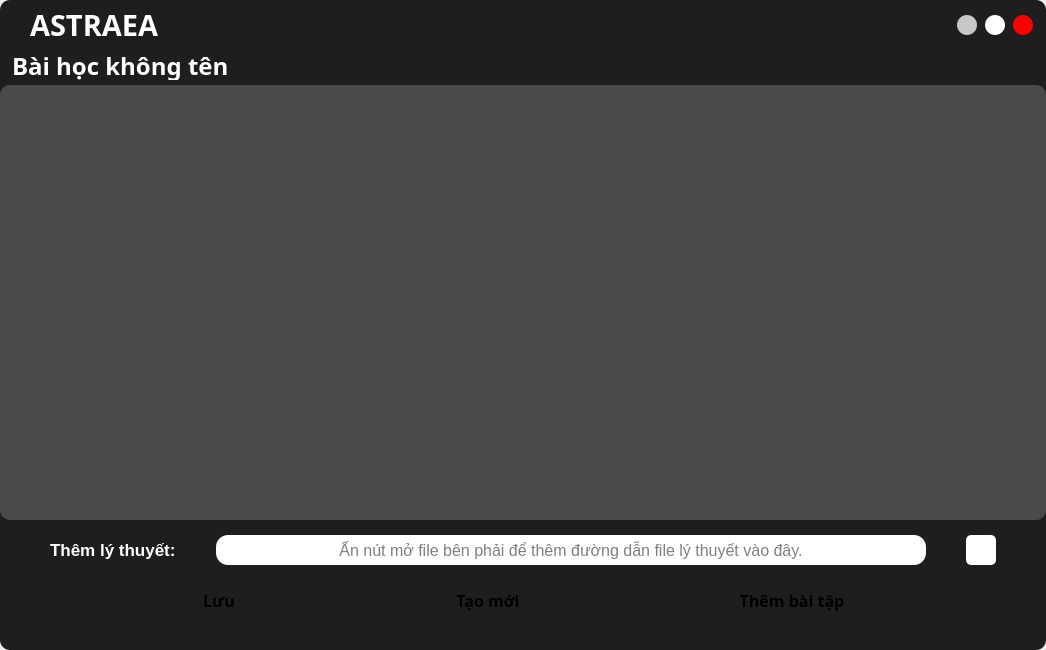
Old version of the form UI_Files/edit_form.ui in the repository hoangm960/Astraea.
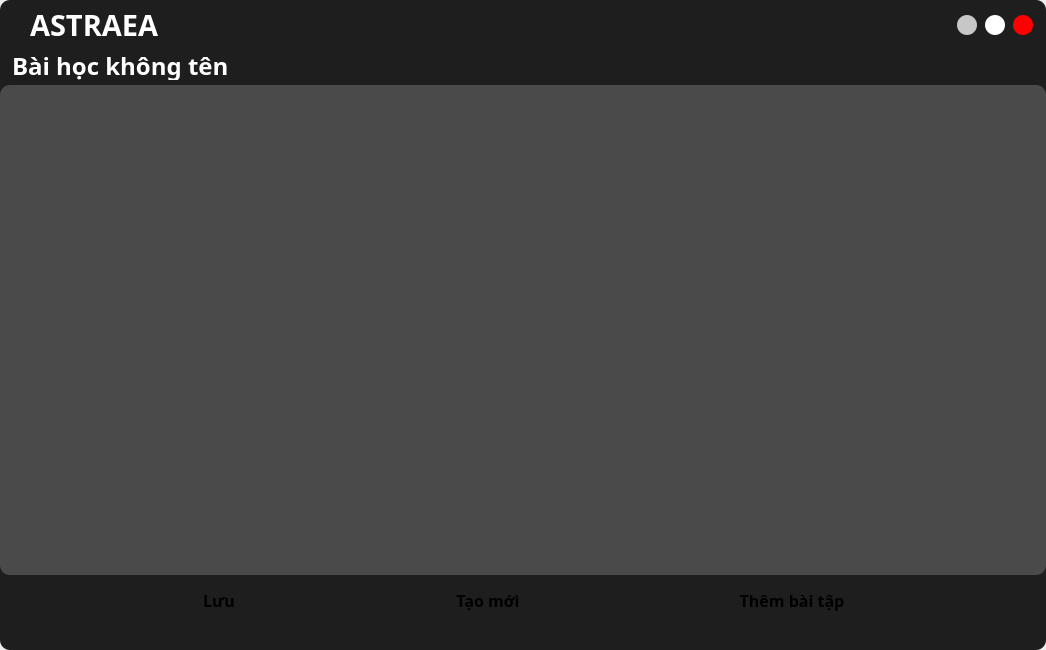
New version of the form. Icons and pictures are not drawn.

What changed in the file:
```diff
--- a/UI_Files/edit_form.ui
+++ b/UI_Files/edit_form.ui
@@ -828,7 +828,7 @@
                          <x>0</x>
                          <y>0</y>
                          <width>1046</width>
-                         <height>435</height>
+                         <height>490</height>
                         </rect>
                        </property>
                       </widget>
@@ -837,141 +837,6 @@
                    </layout>
                   </widget>
                  </item>
-                 <item>
-                  <widget class="QFrame" name="Theory_Wrap">
-                   <property name="minimumSize">
-                    <size>
-                     <width>0</width>
-                     <height>50</height>
-                    </size>
-                   </property>
-                   <property name="maximumSize">
-                    <size>
-                     <width>16777215</width>
-                     <height>60</height>
-                    </size>
-                   </property>
-                   <property name="frameShape">
-                    <enum>QFrame::StyledPanel</enum>
-                   </property>
-                   <property name="frameShadow">
-                    <enum>QFrame::Raised</enum>
-                   </property>
-                   <layout class="QGridLayout" name="gridLayout">
-                    <property name="leftMargin">
-                     <number>50</number>
-                    </property>
-                    <property name="topMargin">
-                     <number>9</number>
-                    </property>
-                    <property name="rightMargin">
-                     <number>50</number>
-                    </property>
-                    <property name="bottomMargin">
-                     <number>9</number>
-                    </property>
-                    <property name="horizontalSpacing">
-                     <number>40</number>
-                    </property>
-                    <property name="verticalSpacing">
-                     <number>0</number>
-                    </property>
-                    <item row="0" column="0">
-                     <widget class="QLabel" name="label_Theory">
-                      <property name="font">
-                       <font>
-                        <pointsize>13</pointsize>
-                        <weight>75</weight>
-                        <bold>true</bold>
-                       </font>
-                      </property>
-                      <property name="text">
-                       <string>Thêm lý thuyết:</string>
-                      </property>
-                     </widget>
-                    </item>
-                    <item row="0" column="1">
-                     <widget class="QLineEdit" name="Theory_link">
-                      <property name="minimumSize">
-                       <size>
-                        <width>0</width>
-                        <height>30</height>
-                       </size>
-                      </property>
-                      <property name="maximumSize">
-                       <size>
-                        <width>16777215</width>
-                        <height>30</height>
-                       </size>
-                      </property>
-                      <property name="font">
-                       <font>
-                        <pointsize>12</pointsize>
-                        <italic>false</italic>
-                       </font>
-                      </property>
-                      <property name="styleSheet">
-                       <string notr="true">background-color: rgb(255, 255, 255);
-border-radius: 12px;
-color: rgb(0,0,0);</string>
-                      </property>
-                      <property name="alignment">
-                       <set>Qt::AlignCenter</set>
-                      </property>
-                      <property name="readOnly">
-                       <bool>true</bool>
-                      </property>
-                      <property name="placeholderText">
-                       <string>Ấn nút mở file bên phải để thêm đường dẫn file lý thuyết vào đây.</string>
-                      </property>
-                     </widget>
-                    </item>
-                    <item row="0" column="2">
-                     <widget class="QPushButton" name="Open_Theory">
-                      <property name="minimumSize">
-                       <size>
-                        <width>30</width>
-                        <height>30</height>
-                       </size>
-                      </property>
-                      <property name="maximumSize">
-                       <size>
-                        <width>30</width>
-                        <height>30</height>
-                       </size>
-                      </property>
-                      <property name="styleSheet">
-                       <string notr="true">QPushButton {
-	background-color: rgb(255, 255, 255);
-	border-radius: 5px;
-}
-
-QPushButton:hover {
-	background-color: rgba(255, 255, 255, 150);
-}
-
-QPushButton:pressed {
-	background-color: rgba(0, 0, 0, 50);
-}</string>
-                      </property>
-                      <property name="text">
-                       <string/>
-                      </property>
-                      <property name="icon">
-                       <iconset resource="Resources.qrc">
-                        <normaloff>:/images/icons/folder_open.png</normaloff>:/images/icons/folder_open.png</iconset>
-                      </property>
-                      <property name="iconSize">
-                       <size>
-                        <width>28</width>
-                        <height>28</height>
-                       </size>
-                      </property>
-                     </widget>
-                    </item>
-                   </layout>
-                  </widget>
-                 </item>
                  <item>
                   <widget class="QFrame" name="btn_frame_2">
                    <property name="minimumSize">
```
